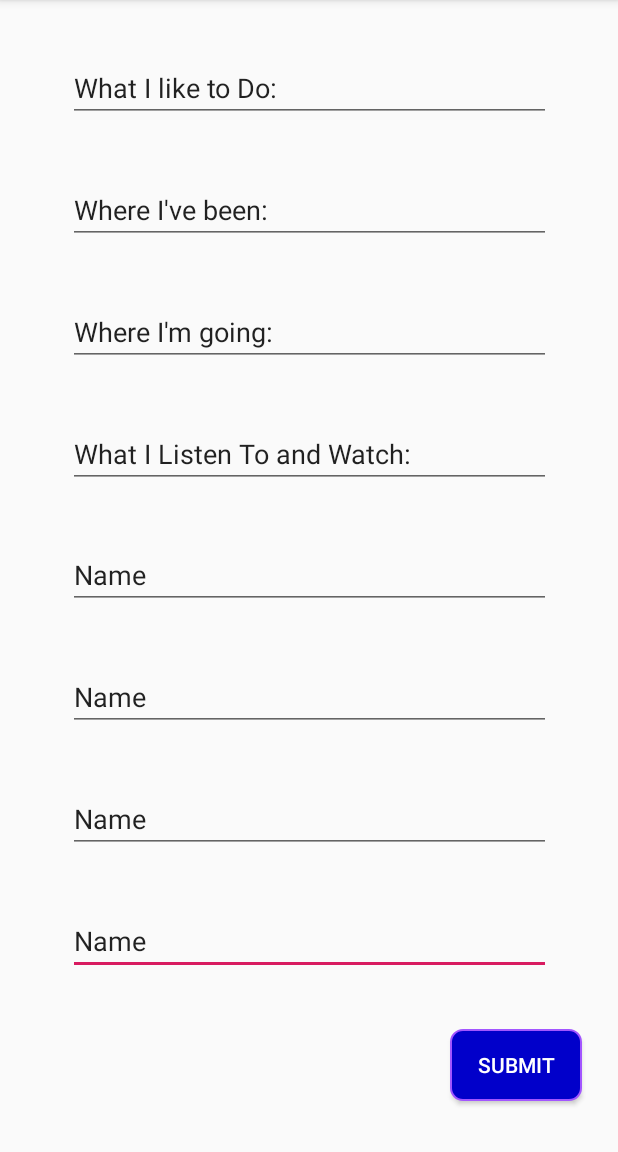
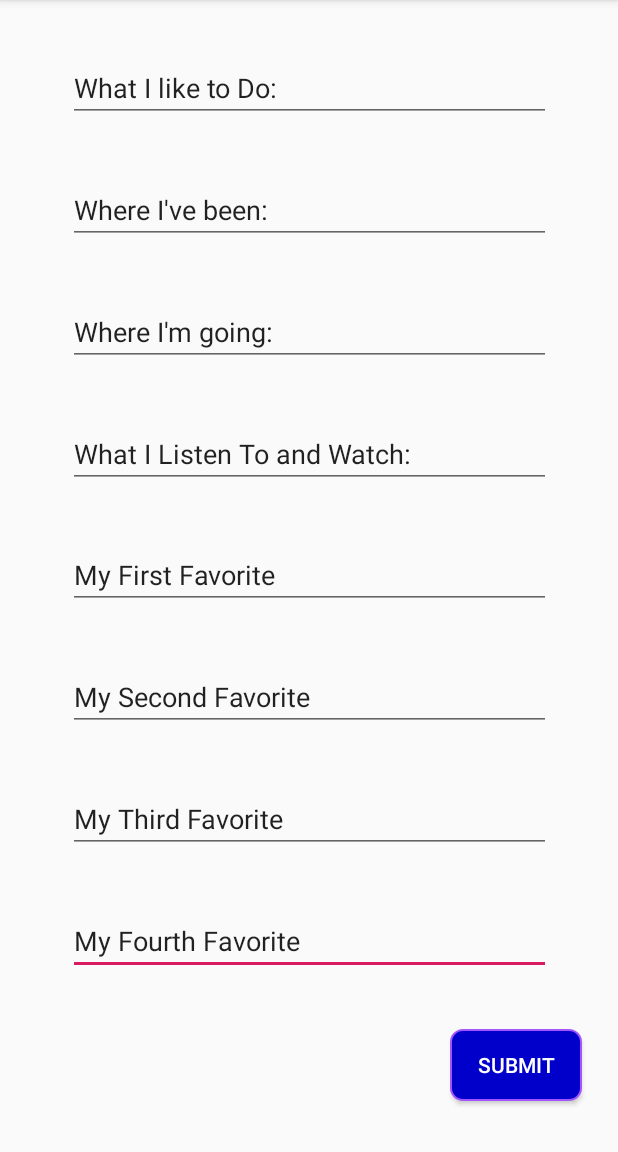
Before and after one commit to twofingerdeathpunch/FourActivityApp, an Android app: the EditProfile screen opened directly, with no data from a screen before it, on a phone screen of 412 x 824 dp, the part 84-1236 px from its top. Run offline under Robolectric (Android 15) with nearby library versions, the phone set to English and light mode, and no system bars; our stand-ins replace ButterKnife.

Commit message:
updated strings and resolved display bug

```diff
--- a/app/src/main/java/com/example/fouractivityapp/EditProfile.java
+++ b/app/src/main/java/com/example/fouractivityapp/EditProfile.java
@@ -34,7 +34,7 @@ public class EditProfile extends AppCompatActivity {
 
     @OnClick(R.id.buttonsubmit)
     public void clickSubmit(){
-        Intent intent =new Intent(EditProfile.this, MainActivity.class);
+        Intent intent =new Intent(EditProfile.this, Profile.class);
         intent.putExtra("ProfileText1", MyFirstProfileText.getText().toString());
         intent.putExtra("ProfileText2", MySecondProfileText.getText().toString());
         intent.putExtra("ProfileText3", MyThirdProfileText.getText().toString());
--- a/app/src/main/res/layout/edit_profile_and_faves.xml
+++ b/app/src/main/res/layout/edit_profile_and_faves.xml
@@ -11,7 +11,7 @@
         android:layout_height="wrap_content"
         android:ems="10"
         android:inputType="textPersonName"
-        android:text="Name"
+        android:text="@string/faves4"
         app:layout_constraintBottom_toTopOf="@+id/buttonsubmit"
         app:layout_constraintEnd_toEndOf="parent"
         app:layout_constraintHorizontal_bias="0.5"
@@ -24,7 +24,7 @@
         android:layout_height="wrap_content"
         android:ems="10"
         android:inputType="textPersonName"
-        android:text="Name"
+        android:text="@string/faves3"
         app:layout_constraintBottom_toTopOf="@+id/editTextProfile8"
         app:layout_constraintEnd_toEndOf="parent"
         app:layout_constraintHorizontal_bias="0.5"
@@ -37,7 +37,7 @@
         android:layout_height="wrap_content"
         android:ems="10"
         android:inputType="textPersonName"
-        android:text="Name"
+        android:text="@string/faves2"
         app:layout_constraintBottom_toTopOf="@+id/editTextProfile7"
         app:layout_constraintEnd_toEndOf="parent"
         app:layout_constraintHorizontal_bias="0.5"
@@ -50,7 +50,7 @@
         android:layout_height="wrap_content"
         android:ems="10"
         android:inputType="textPersonName"
-        android:text="Name"
+        android:text="@string/faves1"
         app:layout_constraintBottom_toTopOf="@+id/editTextProfile6"
         app:layout_constraintEnd_toEndOf="parent"
         app:layout_constraintHorizontal_bias="0.5"
--- a/app/src/main/res/values/strings.xml
+++ b/app/src/main/res/values/strings.xml
@@ -10,4 +10,9 @@
     <string name="profile2" translatable="false">Where I\'ve been:</string>
     <string name="profile3" translatable="false">Where I\'m going:</string>
     <string name="profile4" translatable="false">What I Listen To and Watch:</string>
+    <string name="faves1" translatable="false">My First Favorite</string>
+    <string name="faves2" translatable="false">My Second Favorite</string>
+    <string name="faves3" translatable="false">My Third Favorite</string>
+    <string name="faves4" translatable="false">My Fourth Favorite</string>
+
 </resources>
```
Also changed, not shown: app/src/main/res/layout/activity_main.xml (+4 -3 lines), app/src/main/res/layout/activity_profile.xml (+4 -3 lines).
